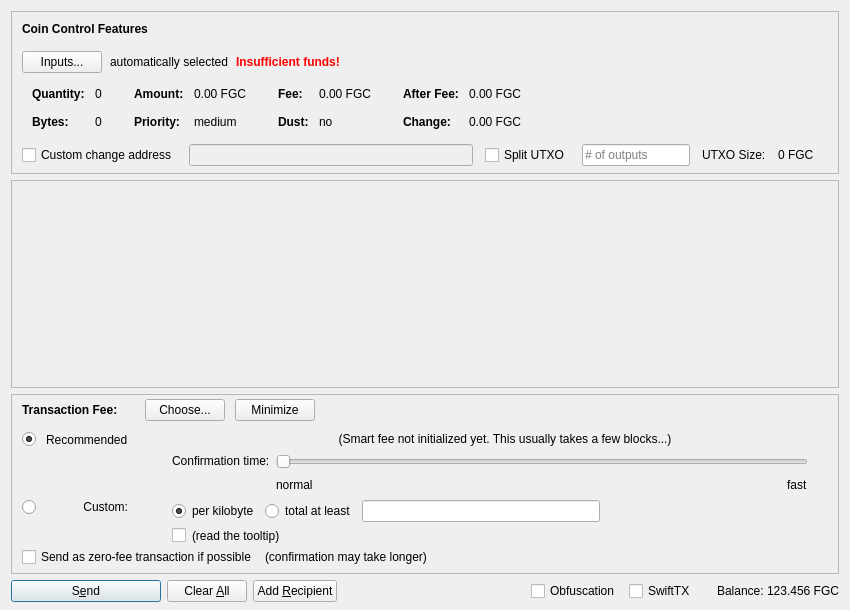
FantasyGold/FantasyGold-Core, file src/qt/forms/sendcoinsdialog.ui: the form before one commit.
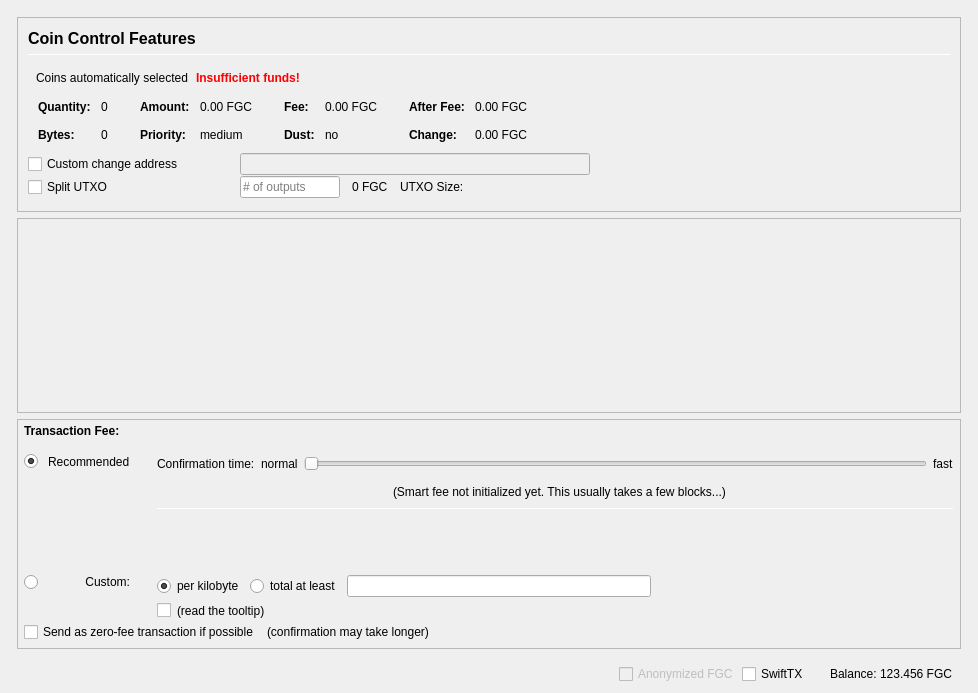
The form after the commit. Icons and pictures are not drawn. Custom widgets are drawn as their Qt base class.

What changed in the file:
```diff
--- a/src/qt/forms/sendcoinsdialog.ui
+++ b/src/qt/forms/sendcoinsdialog.ui
@@ -2,20 +2,79 @@
 <ui version="4.0">
  <class>SendCoinsDialog</class>
  <widget class="QDialog" name="SendCoinsDialog">
+  <property name="enabled">
+   <bool>true</bool>
+  </property>
   <property name="geometry">
    <rect>
     <x>0</x>
     <y>0</y>
-    <width>850</width>
-    <height>610</height>
+    <width>978</width>
+    <height>693</height>
    </rect>
   </property>
   <property name="windowTitle">
    <string>Send Coins</string>
   </property>
-  <layout class="QVBoxLayout" name="verticalLayout" stretch="0,1,0,0">
+  <layout class="QVBoxLayout" name="verticalLayout" stretch="0">
    <property name="bottomMargin">
-    <number>8</number>
+    <number>9</number>
+   </property>
+   <item>
+    <layout class="QVBoxLayout" name="verticalLayout_Master" stretch="0,1">
+     <property name="spacing">
+      <number>0</number>
+     </property>
+     <property name="leftMargin">
+      <number>0</number>
+     </property>
+     <property name="topMargin">
+      <number>0</number>
+     </property>
+     <property name="rightMargin">
+      <number>0</number>
+     </property>
+     <property name="bottomMargin">
+      <number>0</number>
+     </property>
+     <item>
+      <widget class="QFrame" name="frame_Header">
+       <layout class="QVBoxLayout" name="verticalLayout_Header" stretch="0">
+        <property name="leftMargin">
+         <number>0</number>
+        </property>
+        <property name="topMargin">
+         <number>0</number>
+        </property>
+        <property name="rightMargin">
+         <number>0</number>
+        </property>
+        <property name="bottomMargin">
+         <number>0</number>
+        </property>
+       </layout>
+      </widget>
+     </item>
+     <item>
+      <widget class="QFrame" name="frame_BG">
+       <property name="minimumSize">
+        <size>
+         <width>0</width>
+         <height>0</height>
+        </size>
+       </property>
+       <layout class="QVBoxLayout" name="layout_BG" stretch="0,0,0,0">
+        <property name="leftMargin">
+         <number>6</number>
+        </property>
+        <property name="topMargin">
+         <number>6</number>
+        </property>
+        <property name="rightMargin">
+         <number>6</number>
+        </property>
+        <property name="bottomMargin">
+         <number>0</number>
    </property>
    <item>
     <widget class="QFrame" name="frameCoinControl">
@@ -51,12 +110,13 @@
        <number>0</number>
       </property>
       <property name="bottomMargin">
-       <number>6</number>
+            <number>0</number>
       </property>
       <item>
-       <layout class="QVBoxLayout" name="verticalLayoutCoinControl" stretch="0,0,0,0,1">
+            <widget class="QFrame" name="frameCoinControl_BG">
+             <layout class="QVBoxLayout" name="verticalLayoutCoinControl" stretch="0,0,0,0,0,0">
         <property name="spacing">
-         <number>0</number>
+               <number>1</number>
         </property>
         <property name="leftMargin">
          <number>10</number>
@@ -70,6 +130,11 @@
            <number>15</number>
           </property>
           <item>
+                 <layout class="QVBoxLayout" name="verticalLayout_3">
+                  <property name="spacing">
+                   <number>6</number>
+                  </property>
+                  <item>
            <widget class="QLabel" name="labelCoinControlFeatures">
             <property name="sizePolicy">
              <sizepolicy hsizetype="Preferred" vsizetype="Maximum">
@@ -77,8 +142,15 @@
               <verstretch>0</verstretch>
              </sizepolicy>
             </property>
+                    <property name="minimumSize">
+                     <size>
+                      <width>0</width>
+                      <height>20</height>
+                     </size>
+                    </property>
             <property name="font">
              <font>
+                      <pointsize>12</pointsize>
               <weight>75</weight>
               <bold>true</bold>
              </font>
@@ -91,6 +163,27 @@
             </property>
            </widget>
           </item>
+                  <item>
+                   <widget class="Line" name="line">
+                    <property name="minimumSize">
+                     <size>
+                      <width>0</width>
+                      <height>1</height>
+                     </size>
+                    </property>
+                    <property name="maximumSize">
+                     <size>
+                      <width>16777215</width>
+                      <height>1</height>
+                     </size>
+                    </property>
+                    <property name="orientation">
+                     <enum>Qt::Horizontal</enum>
+                    </property>
+                   </widget>
+                  </item>
+                 </layout>
+                </item>
          </layout>
         </item>
         <item>
@@ -102,14 +195,14 @@
            <number>10</number>
           </property>
           <item>
-           <widget class="QPushButton" name="pushButtonCoinControl">
+                 <widget class="QtMaterialFlatButton" name="pushButtonCoinControl" native="true">
             <property name="styleSheet">
              <string notr="true"/>
             </property>
-            <property name="text">
-             <string>Inputs...</string>
-            </property>
-            <property name="autoDefault">
+                  <property name="text" stdset="0">
+                   <string>Open Coin Control...</string>
+                  </property>
+                  <property name="autoDefault" stdset="0">
              <bool>false</bool>
             </property>
            </widget>
@@ -117,7 +210,7 @@
           <item>
            <widget class="QLabel" name="labelCoinControlAutomaticallySelected">
             <property name="text">
-             <string>automatically selected</string>
+                   <string>Coins automatically selected</string>
             </property>
             <property name="margin">
              <number>5</number>
@@ -528,7 +621,7 @@
          </widget>
         </item>
         <item>
-         <layout class="QHBoxLayout" name="horizontalLayoutCoinControl4" stretch="0,0,0,0,0,0,0">
+               <layout class="QHBoxLayout" name="horizontalLayoutCoinControl4">
           <property name="spacing">
            <number>12</number>
           </property>
@@ -536,13 +629,31 @@
            <enum>QLayout::SetDefaultConstraint</enum>
           </property>
           <property name="topMargin">
-           <number>5</number>
+                 <number>0</number>
           </property>
           <property name="rightMargin">
-           <number>5</number>
+                 <number>0</number>
           </property>
           <item>
            <widget class="QCheckBox" name="checkBoxCoinControlChange">
+                  <property name="sizePolicy">
+                   <sizepolicy hsizetype="Preferred" vsizetype="Preferred">
+                    <horstretch>0</horstretch>
+                    <verstretch>0</verstretch>
+                   </sizepolicy>
+                  </property>
+                  <property name="minimumSize">
+                   <size>
+                    <width>200</width>
+                    <height>0</height>
+                   </size>
+                  </property>
+                  <property name="maximumSize">
+                   <size>
+                    <width>200</width>
+                    <height>16777215</height>
+                   </size>
+                  </property>
             <property name="toolTip">
              <string>If this is activated, but the change address is empty or invalid, change will be sent to a newly generated address.</string>
             </property>
@@ -557,15 +668,71 @@
              <bool>false</bool>
             </property>
             <property name="sizePolicy">
-             <sizepolicy hsizetype="Expanding" vsizetype="Fixed">
+                   <sizepolicy hsizetype="Preferred" vsizetype="Preferred">
               <horstretch>0</horstretch>
               <verstretch>0</verstretch>
              </sizepolicy>
             </property>
-           </widget>
-          </item>
+                  <property name="minimumSize">
+                   <size>
+                    <width>300</width>
+                    <height>0</height>
+                   </size>
+                  </property>
+                 </widget>
+                </item>
+                <item>
+                 <widget class="QLabel" name="labelCoinControlChangeLabel">
+                  <property name="sizePolicy">
+                   <sizepolicy hsizetype="Preferred" vsizetype="Preferred">
+                    <horstretch>0</horstretch>
+                    <verstretch>0</verstretch>
+                   </sizepolicy>
+                  </property>
+                  <property name="minimumSize">
+                   <size>
+                    <width>100</width>
+                    <height>0</height>
+                   </size>
+                  </property>
+                  <property name="text">
+                   <string/>
+                  </property>
+                  <property name="margin">
+                   <number>3</number>
+                  </property>
+                 </widget>
+                </item>
+               </layout>
+              </item>
+              <item>
+               <layout class="QHBoxLayout" name="horizontalLayoutCoinControl6">
+                <property name="spacing">
+                 <number>12</number>
+                </property>
+                <property name="rightMargin">
+                 <number>0</number>
+                </property>
           <item>
            <widget class="QCheckBox" name="splitBlockCheckBox">
+                  <property name="sizePolicy">
+                   <sizepolicy hsizetype="Preferred" vsizetype="Preferred">
+                    <horstretch>0</horstretch>
+                    <verstretch>0</verstretch>
+                   </sizepolicy>
+                  </property>
+                  <property name="minimumSize">
+                   <size>
+                    <width>200</width>
+                    <height>0</height>
+                   </size>
+                  </property>
+                  <property name="maximumSize">
+                   <size>
+                    <width>200</width>
+                    <height>16777215</height>
+                   </size>
+                  </property>
             <property name="text">
              <string>Split UTXO</string>
             </property>
@@ -574,23 +741,28 @@
           <item>
            <widget class="QLineEdit" name="splitBlockLineEdit">
             <property name="sizePolicy">
-             <sizepolicy hsizetype="Fixed" vsizetype="Fixed">
+                   <sizepolicy hsizetype="Preferred" vsizetype="Preferred">
               <horstretch>50</horstretch>
               <verstretch>0</verstretch>
              </sizepolicy>
             </property>
+                  <property name="minimumSize">
+                   <size>
+                    <width>100</width>
+                    <height>0</height>
+                   </size>
+                  </property>
+                  <property name="maximumSize">
+                   <size>
+                    <width>100</width>
+                    <height>16777215</height>
+                   </size>
+                  </property>
             <property name="placeholderText">
              <string># of outputs</string>
             </property>
            </widget>
           </item>
-          <item>
-           <widget class="QLabel" name="labelBlockSizeText">
-            <property name="text">
-             <string>UTXO Size:</string>
-            </property>
-           </widget>
-          </item>
           <item>
            <widget class="QLabel" name="labelBlockSize">
             <property name="text">
@@ -599,27 +771,25 @@
            </widget>
           </item>
           <item>
-           <widget class="QLabel" name="labelCoinControlChangeLabel">
-            <property name="sizePolicy">
-             <sizepolicy hsizetype="Preferred" vsizetype="Expanding">
-              <horstretch>0</horstretch>
-              <verstretch>0</verstretch>
-             </sizepolicy>
-            </property>
-            <property name="minimumSize">
-             <size>
-              <width>0</width>
-              <height>0</height>
-             </size>
-            </property>
+                 <widget class="QLabel" name="labelBlockSizeText">
             <property name="text">
-             <string/>
-            </property>
-            <property name="margin">
-             <number>3</number>
+                   <string>UTXO Size:</string>
             </property>
            </widget>
           </item>
+                <item>
+                 <spacer name="horizontalSpacer_7">
+                  <property name="orientation">
+                   <enum>Qt::Horizontal</enum>
+                  </property>
+                  <property name="sizeHint" stdset="0">
+                   <size>
+                    <width>40</width>
+                    <height>20</height>
+                   </size>
+                  </property>
+                 </spacer>
+                </item>
          </layout>
         </item>
         <item>
@@ -636,6 +806,7 @@
          </spacer>
         </item>
        </layout>
+            </widget>
       </item>
      </layout>
     </widget>
@@ -650,8 +821,8 @@
        <rect>
         <x>0</x>
         <y>0</y>
-        <width>830</width>
-        <height>95</height>
+             <width>944</width>
+             <height>136</height>
        </rect>
       </property>
       <layout class="QVBoxLayout" name="verticalLayout_2" stretch="0,1">
@@ -733,11 +904,14 @@
          <number>0</number>
         </property>
         <property name="leftMargin">
-         <number>10</number>
+              <number>6</number>
         </property>
         <property name="topMargin">
          <number>0</number>
         </property>
+             <property name="rightMargin">
+              <number>6</number>
+             </property>
         <item>
          <layout class="QHBoxLayout" name="horizontalLayoutFee1">
           <property name="bottomMargin">
@@ -799,18 +973,18 @@
                </widget>
               </item>
               <item>
-               <widget class="QPushButton" name="buttonChooseFee">
-                <property name="text">
+                    <widget class="QtMaterialFlatButton" name="buttonChooseFee" native="true">
+                     <property name="text" stdset="0">
                  <string>Choose...</string>
                 </property>
                </widget>
               </item>
               <item>
-               <widget class="QPushButton" name="buttonMinimizeFee">
+                    <widget class="QtMaterialFlatButton" name="buttonMinimizeFee" native="true">
                 <property name="toolTip">
                  <string>collapse fee-settings</string>
                 </property>
-                <property name="text">
+                     <property name="text" stdset="0">
                  <string>Minimize</string>
                 </property>
                </widget>
@@ -879,7 +1053,61 @@
              <property name="verticalSpacing">
               <number>4</number>
              </property>
-             <item row="2" column="4">
+                  <item row="2" column="0">
+                   <layout class="QVBoxLayout" name="verticalLayoutFee4" stretch="0">
+                    <item>
+                     <spacer name="verticalSpacer_2">
+                      <property name="orientation">
+                       <enum>Qt::Vertical</enum>
+                      </property>
+                      <property name="sizeHint" stdset="0">
+                       <size>
+                        <width>1</width>
+                        <height>1</height>
+                       </size>
+                      </property>
+                     </spacer>
+                    </item>
+                   </layout>
+                  </item>
+                  <item row="3" column="0">
+                   <layout class="QVBoxLayout" name="verticalLayoutFee9" stretch="0,1">
+                    <item>
+                     <widget class="QRadioButton" name="radioCustomFee">
+                      <property name="text">
+                       <string/>
+                      </property>
+                      <attribute name="buttonGroup">
+                       <string notr="true">groupFee</string>
+                      </attribute>
+                     </widget>
+                    </item>
+                    <item>
+                     <spacer name="verticalSpacer_6">
+                      <property name="orientation">
+                       <enum>Qt::Vertical</enum>
+                      </property>
+                      <property name="sizeHint" stdset="0">
+                       <size>
+                        <width>1</width>
+                        <height>1</height>
+                       </size>
+                      </property>
+                     </spacer>
+                    </item>
+                   </layout>
+                  </item>
+                  <item row="3" column="1">
+                   <widget class="QLabel" name="labelCustomFee">
+                    <property name="text">
+                     <string>Custom:</string>
+                    </property>
+                    <property name="alignment">
+                     <set>Qt::AlignRight|Qt::AlignTop|Qt::AlignTrailing</set>
+                    </property>
+                   </widget>
+                  </item>
+                  <item row="3" column="4">
               <layout class="QVBoxLayout" name="verticalLayoutFee8">
                <property name="spacing">
                 <number>6</number>
@@ -978,80 +1206,27 @@
                </item>
               </layout>
              </item>
-             <item row="1" column="0">
-              <layout class="QVBoxLayout" name="verticalLayoutFee4" stretch="1">
-               <item>
-                <spacer name="verticalSpacer_2">
-                 <property name="orientation">
-                  <enum>Qt::Vertical</enum>
-                 </property>
-                 <property name="sizeHint" stdset="0">
-                  <size>
-                   <width>1</width>
-                   <height>1</height>
-                  </size>
-                 </property>
-                </spacer>
-               </item>
-              </layout>
-             </item>
-             <item row="2" column="0">
-              <layout class="QVBoxLayout" name="verticalLayoutFee9" stretch="0,1">
-               <item>
-                <widget class="QRadioButton" name="radioCustomFee">
+                  <item row="1" column="1">
+                   <widget class="QLabel" name="labelSmartFee_2">
                  <property name="text">
-                  <string/>
-                 </property>
-                 <attribute name="buttonGroup">
-                  <string notr="true">groupFee</string>
-                 </attribute>
-                </widget>
-               </item>
-               <item>
-                <spacer name="verticalSpacer_6">
-                 <property name="orientation">
-                  <enum>Qt::Vertical</enum>
-                 </property>
-                 <property name="sizeHint" stdset="0">
-                  <size>
-                   <width>1</width>
-                   <height>1</height>
-                  </size>
-                 </property>
-                </spacer>
-               </item>
-              </layout>
-             </item>
-             <item row="1" column="4">
-              <layout class="QVBoxLayout" name="verticalLayoutFee3" stretch="0,0,1">
+                     <string>Recommended</string>
+                    </property>
+                   </widget>
+                  </item>
+                  <item row="0" column="4" rowspan="3">
+                   <layout class="QVBoxLayout" name="verticalLayoutFee3" stretch="0,0,0,0,1,0">
                <property name="spacing">
                 <number>6</number>
                </property>
                <property name="topMargin">
                 <number>2</number>
                </property>
-               <item>
-                <layout class="QHBoxLayout" name="horizontalLayoutFee12">
-                 <item>
-                  <spacer name="horizontalSpacer_5">
-                   <property name="orientation">
-                    <enum>Qt::Horizontal</enum>
-                   </property>
-                   <property name="sizeHint" stdset="0">
-                    <size>
-                     <width>1</width>
-                     <height>1</height>
-                    </size>
-                   </property>
-                  </spacer>
-                 </item>
-                </layout>
-               </item>
+                    <property name="bottomMargin">
+                     <number>20</number>
+                    </property>
                <item>
                 <layout class="QHBoxLayout" name="horizontalLayoutFee9">
                  <item>
-                  <layout class="QVBoxLayout" name="verticalLayoutFee6">
-                   <item>
                     <widget class="QLabel" name="labelSmartFee3">
                      <property name="text">
                       <string>Confirmation time:</string>
@@ -1062,27 +1237,23 @@
                     </widget>
                    </item>
                    <item>
-                    <spacer name="verticalSpacer_3">
-                     <property name="orientation">
-                      <enum>Qt::Vertical</enum>
-                     </property>
-                     <property name="sizeHint" stdset="0">
-                      <size>
-                       <width>1</width>
-                       <height>1</height>
-                      </size>
-                     </property>
-                    </spacer>
-                   </item>
-                  </layout>
-                 </item>
-                 <item>
-                  <layout class="QVBoxLayout" name="verticalLayoutFee5">
-                   <property name="rightMargin">
-                    <number>30</number>
-                   </property>
+                       <widget class="QLabel" name="labelSmartFeeNormal">
+                        <property name="text">
+                         <string>normal</string>
+                        </property>
+                        <property name="margin">
+                         <number>2</number>
+                        </property>
+                       </widget>
+                      </item>
                    <item>
                     <widget class="QSlider" name="sliderSmartFee">
+                        <property name="minimumSize">
+                         <size>
+                          <width>0</width>
+                          <height>24</height>
+                         </size>
+                        </property>
                      <property name="minimum">
                       <number>0</number>
                      </property>
@@ -1110,28 +1281,6 @@
                     </widget>
                    </item>
                    <item>
-                    <layout class="QHBoxLayout" name="horizontalLayoutFee10">
-                     <item>
-                      <widget class="QLabel" name="labelSmartFeeNormal">
-                       <property name="text">
-                        <string>normal</string>
-                       </property>
-                      </widget>
-                     </item>
-                     <item>
-                      <spacer name="horizontalSpacer_3">
-                       <property name="orientation">
-                        <enum>Qt::Horizontal</enum>
-                       </property>
-                       <property name="sizeHint" stdset="0">
-                        <size>
-                         <width>40</width>
-                         <height>20</height>
-                        </size>
-                       </property>
-                      </spacer>
-                     </item>
-                     <item>
                       <widget class="QLabel" name="labelSmartFeeFast">
                        <property name="text">
                         <string>fast</string>
@@ -1140,86 +1289,153 @@
                      </item>
                     </layout>
                    </item>
-                  </layout>
-                 </item>
-                </layout>
-               </item>
                <item>
-                <spacer name="verticalSpacer_4">
+                     <layout class="QHBoxLayout" name="horizontalLayout_recommended_texts">
+                      <property name="spacing">
+                       <number>0</number>
+                      </property>
+                      <item>
+                       <spacer name="horizontalSpacer_8">
                  <property name="orientation">
-                  <enum>Qt::Vertical</enum>
+                         <enum>Qt::Horizontal</enum>
                  </property>
                  <property name="sizeHint" stdset="0">
                   <size>
-                   <width>1</width>
-                   <height>1</height>
+                          <width>40</width>
+                          <height>20</height>
                   </size>
                  </property>
                 </spacer>
                </item>
-              </layout>
-             </item>
-             <item row="0" column="1">
-              <widget class="QLabel" name="labelSmartFee_2">
-               <property name="text">
-                <string>Recommended</string>
-               </property>
-              </widget>
-             </item>
-             <item row="0" column="0">
-              <widget class="QRadioButton" name="radioSmartFee">
-               <property name="text">
-                <string/>
-               </property>
-               <property name="checked">
-                <bool>true</bool>
-               </property>
-               <attribute name="buttonGroup">
-                <string notr="true">groupFee</string>
-               </attribute>
-              </widget>
-             </item>
-             <item row="2" column="1">
-              <widget class="QLabel" name="labelCustomFee">
-               <property name="text">
-                <string>Custom:</string>
-               </property>
-               <property name="alignment">
-                <set>Qt::AlignRight|Qt::AlignTop|Qt::AlignTrailing</set>
-               </property>
-              </widget>
-             </item>
-             <item row="0" column="2">
-              <widget class="QLabel" name="labelSmartFee">
-               <property name="text">
-                <string/>
-               </property>
-               <property name="margin">
-                <number>2</number>
-               </property>
-              </widget>
-             </item>
-             <item row="0" column="3">
+                      <item>
               <widget class="QLabel" name="labelFeeEstimation">
                <property name="text">
                 <string/>
                </property>
-              </widget>
-             </item>
-             <item row="0" column="4">
+                        <property name="margin">
+                         <number>2</number>
+                        </property>
+                       </widget>
+                      </item>
+                      <item>
               <widget class="QLabel" name="labelSmartFee2">
                <property name="text">
                 <string>(Smart fee not initialized yet. This usually takes a few blocks...)</string>
                </property>
                <property name="alignment">
-                <set>Qt::AlignHCenter</set>
+                         <set>Qt::AlignLeading|Qt::AlignLeft|Qt::AlignVCenter</set>
                </property>
                <property name="wordWrap">
+                         <bool>false</bool>
+                        </property>
+                        <property name="margin">
+                         <number>2</number>
+                        </property>
+                        <property name="indent">
+                         <number>-1</number>
+                        </property>
+                       </widget>
+                      </item>
+                      <item>
+                       <spacer name="horizontalSpacer_3">
+                        <property name="orientation">
+                         <enum>Qt::Horizontal</enum>
+                        </property>
+                        <property name="sizeHint" stdset="0">
+                         <size>
+                          <width>40</width>
+                          <height>20</height>
+                         </size>
+                        </property>
+                       </spacer>
+                      </item>
+                     </layout>
+                    </item>
+                    <item>
+                     <widget class="Line" name="line_2">
+                      <property name="minimumSize">
+                       <size>
+                        <width>0</width>
+                        <height>1</height>
+                       </size>
+                      </property>
+                      <property name="maximumSize">
+                       <size>
+                        <width>16777215</width>
+                        <height>1</height>
+                       </size>
+                      </property>
+                      <property name="orientation">
+                       <enum>Qt::Horizontal</enum>
+                      </property>
+                     </widget>
+                    </item>
+                    <item>
+                     <layout class="QHBoxLayout" name="horizontalLayoutFee12">
+                      <item>
+                       <spacer name="horizontalSpacer_5">
+                        <property name="orientation">
+                         <enum>Qt::Horizontal</enum>
+                        </property>
+                        <property name="sizeHint" stdset="0">
+                         <size>
+                          <width>1</width>
+                          <height>1</height>
+                         </size>
+                        </property>
+                       </spacer>
+                      </item>
+                     </layout>
+                    </item>
+                    <item>
+                     <spacer name="verticalSpacer_4">
+                      <property name="orientation">
+                       <enum>Qt::Vertical</enum>
+                      </property>
+                      <property name="sizeHint" stdset="0">
+                       <size>
+                        <width>1</width>
+                        <height>1</height>
+                       </size>
+                      </property>
+                     </spacer>
+                    </item>
+                    <item>
+                     <spacer name="verticalSpacer_3">
+                      <property name="orientation">
+                       <enum>Qt::Vertical</enum>
+                      </property>
+                      <property name="sizeHint" stdset="0">
+                       <size>
+                        <width>20</width>
+                        <height>40</height>
+                       </size>
+                      </property>
+                     </spacer>
+                    </item>
+                   </layout>
+                  </item>
+                  <item row="1" column="2">
+                   <widget class="QLabel" name="labelSmartFee">
+                    <property name="text">
+                     <string/>
+                    </property>
+                    <property name="margin">
+                     <number>2</number>
+                    </property>
+                   </widget>
+                  </item>
+                  <item row="1" column="0">
+                   <widget class="QRadioButton" name="radioSmartFee">
+                    <property name="text">
+                     <string/>
+                    </property>
+                    <property name="checked">
                 <bool>true</bool>
                </property>
-               <property name="margin">
-                <number>2</number>
-               </property>
+                    <attribute name="buttonGroup">
+                     <string notr="true">groupFee</string>
+                    </attribute>
               </widget>
              </item>
             </layout>
@@ -1299,9 +1515,13 @@
     </widget>
    </item>
    <item>
+         <widget class="QFrame" name="frame_Send">
     <layout class="QHBoxLayout" name="horizontalLayout">
+           <property name="bottomMargin">
+            <number>0</number>
+           </property>
      <item>
-      <widget class="QPushButton" name="sendButton">
+            <widget class="QtMaterialFlatButton" name="sendButton" native="true">
        <property name="minimumSize">
         <size>
          <width>150</width>
@@ -1311,23 +1531,23 @@
        <property name="toolTip">
         <string>Confirm the send action</string>
        </property>
-       <property name="text">
-        <string>S&amp;end</string>
-       </property>
-       <property name="icon">
+             <property name="text" stdset="0">
+              <string>Send</string>
+             </property>
+             <property name="icon" stdset="0">
         <iconset resource="../fantasygold.qrc">
          <normaloff>:/icons/send</normaloff>:/icons/send</iconset>
        </property>
-       <property name="autoDefault">
+             <property name="autoDefault" stdset="0">
         <bool>false</bool>
        </property>
-       <property name="default">
+             <property name="default" stdset="0">
         <bool>true</bool>
        </property>
       </widget>
      </item>
      <item>
-      <widget class="QPushButton" name="clearButton">
+            <widget class="QtMaterialFlatButton" name="clearButton" native="true">
        <property name="sizePolicy">
         <sizepolicy hsizetype="Minimum" vsizetype="Fixed">
          <horstretch>0</horstretch>
@@ -1337,31 +1557,31 @@
        <property name="toolTip">
         <string>Clear all fields of the form.</string>
        </property>
-       <property name="text">
-        <string>Clear &amp;All</string>
-       </property>
-       <property name="icon">
+             <property name="text" stdset="0">
+              <string>Clear All</string>
+             </property>
+             <property name="icon" stdset="0">
         <iconset resource="../fantasygold.qrc">
          <normaloff>:/icons/remove</normaloff>:/icons/remove</iconset>
        </property>
-       <property name="autoDefault">
+             <property name="autoDefault" stdset="0">
         <bool>false</bool>
        </property>
       </widget>
      </item>
      <item>
-      <widget class="QPushButton" name="addButton">
+            <widget class="QtMaterialFlatButton" name="addButton" native="true">
        <property name="toolTip">
         <string>Send to multiple recipients at once</string>
        </property>
-       <property name="text">
-        <string>Add &amp;Recipient</string>
-       </property>
-       <property name="icon">
+             <property name="text" stdset="0">
+              <string>Add Recipient</string>
+             </property>
+             <property name="icon" stdset="0">
         <iconset resource="../fantasygold.qrc">
          <normaloff>:/icons/add</normaloff>:/icons/add</iconset>
        </property>
-       <property name="autoDefault">
+             <property name="autoDefault" stdset="0">
         <bool>false</bool>
        </property>
       </widget>
@@ -1385,19 +1605,13 @@
         <number>3</number>
        </property>
        <item>
-        <widget class="QCheckBox" name="checkUseObfuscation">
-         <property name="minimumSize">
-          <size>
-           <width>95</width>
-           <height>0</height>
-          </size>
-         </property>
-         <property name="text">
-          <string>Obfuscation</string>
-         </property>
-         <property name="checked">
+              <widget class="QCheckBox" name="checkzFGC">
+               <property name="enabled">
           <bool>false</bool>
          </property>
+               <property name="text">
+                <string>Anonymized FGC</string>
+               </property>
         </widget>
        </item>
        <item>
@@ -1445,10 +1659,22 @@
       </layout>
      </item>
     </layout>
+         </widget>
+        </item>
+       </layout>
+      </widget>
+     </item>
+    </layout>
    </item>
   </layout>
  </widget>
  <customwidgets>
+  <customwidget>
+   <class>QtMaterialFlatButton</class>
+   <extends>QWidget</extends>
+   <header>qtmaterialflatbutton.h</header>
+   <container>1</container>
+  </customwidget>
   <customwidget>
    <class>QValidatedLineEdit</class>
    <extends>QLineEdit</extends>
```
Lines whose indentation alone changed are shown as unchanged.
